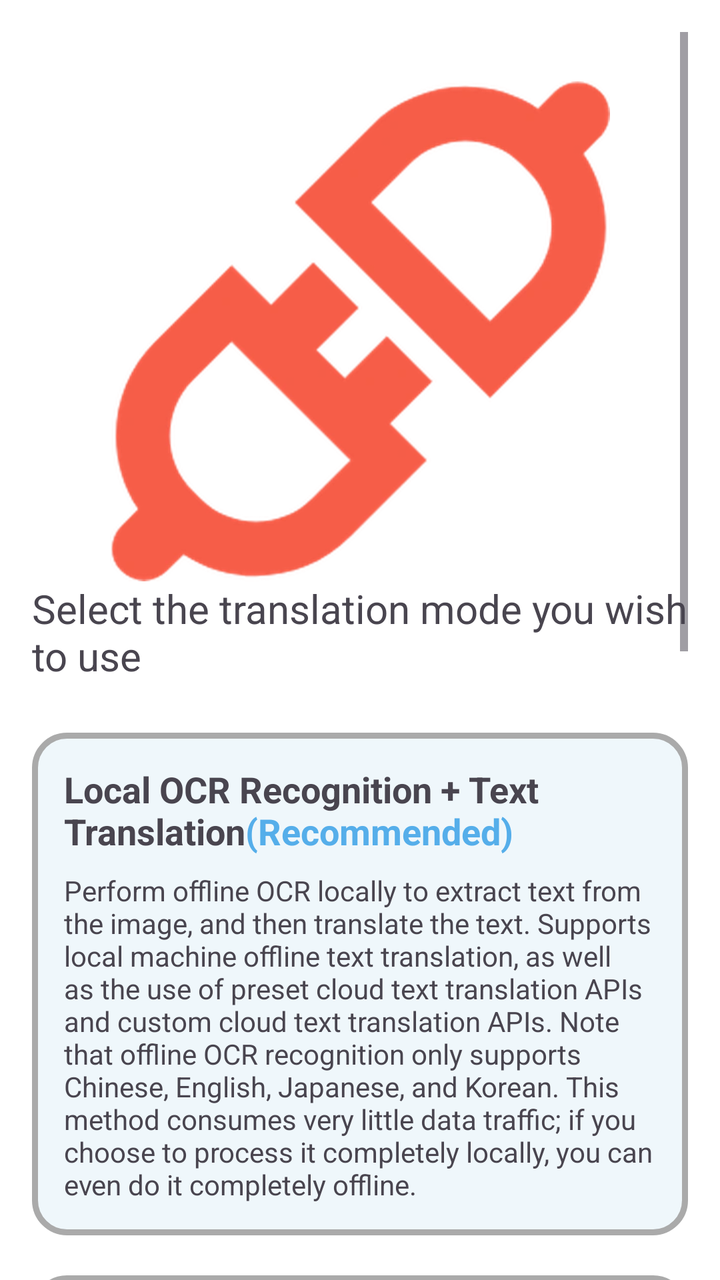
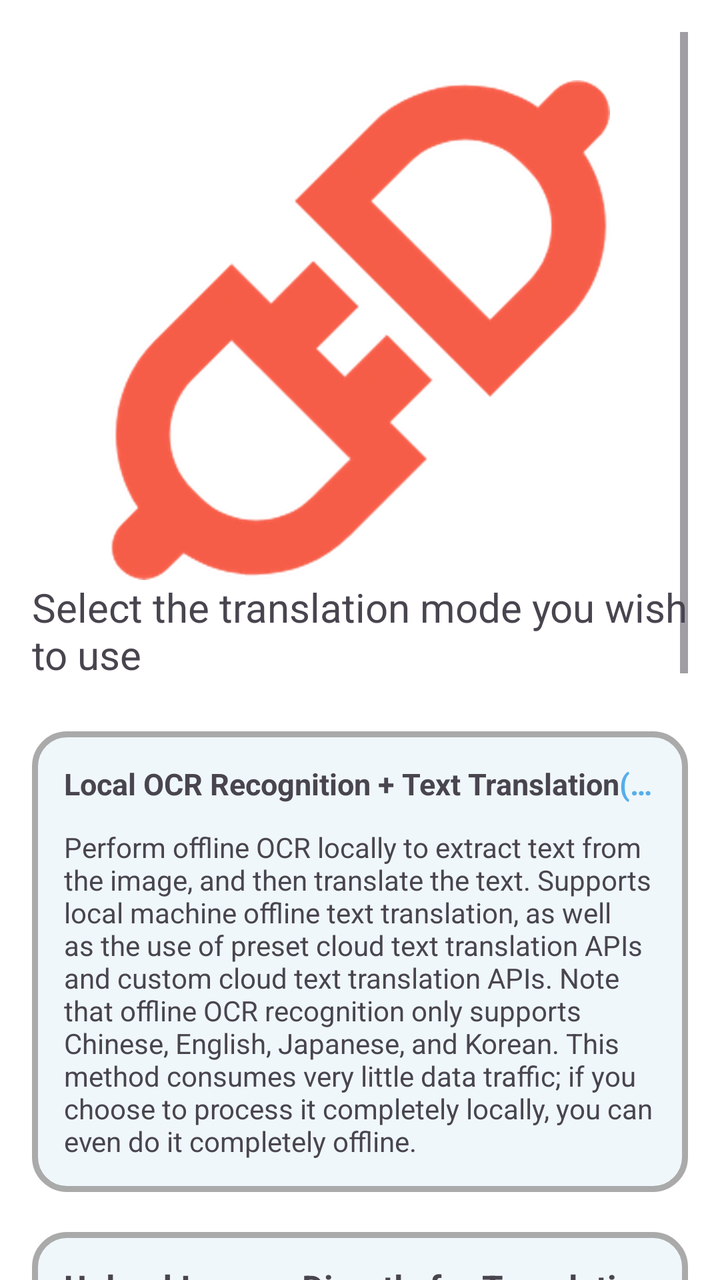

Before-and-after screenshots of an Android layout around one commit, followed by the original layout XML and the change that was made.
<!-- AndroidManifest.xml: application theme Theme.MT -->
<!-- res/layout/fragment_translation_mode.xml -->
<?xml version="1.0" encoding="utf-8"?>
<ScrollView xmlns:android="http://schemas.android.com/apk/res/android"
    xmlns:app="http://schemas.android.com/apk/res-auto"
    xmlns:tools="http://schemas.android.com/tools"
    android:id="@+id/constrainLayout"
    android:layout_width="match_parent"
    android:layout_height="match_parent"
    android:padding="16dp"
    android:clipChildren="false"
    android:clipToPadding="false"
    tools:context=".me.settings.TranslationMode" >

    <androidx.constraintlayout.widget.ConstraintLayout
        android:layout_width="match_parent"
        android:layout_height="wrap_content"
        android:clipChildren="false"
        android:clipToPadding="false"
        app:layout_constraintBottom_toBottomOf="parent"
        app:layout_constraintEnd_toEndOf="parent"
        app:layout_constraintStart_toStartOf="parent"
        app:layout_constraintTop_toTopOf="parent">

        <androidx.constraintlayout.widget.Guideline
            android:id="@+id/guideline"
            android:layout_width="wrap_content"
            android:layout_height="wrap_content"
            android:orientation="horizontal"
            app:layout_constraintGuide_percent="0.02" />

        <ImageView
            android:id="@+id/api_imageView"
            android:layout_width="250dp"
            android:layout_height="250dp"
            android:src="@drawable/apiicon"
            android:scaleType="centerCrop"
            app:layout_constraintEnd_toEndOf="parent"
            app:layout_constraintStart_toStartOf="parent"
            app:layout_constraintTop_toBottomOf="@id/guideline" />

        <TextView
            android:id="@+id/des_textView"
            android:layout_width="wrap_content"
            android:layout_height="wrap_content"
            android:text="@string/choose_mode"
            android:textSize="20sp"
            app:layout_constraintTop_toBottomOf="@id/api_imageView"
            app:layout_constraintStart_toStartOf="parent" />

        <LinearLayout
            android:id="@+id/modeGroup"
            android:layout_width="match_parent"
            android:layout_height="wrap_content"
            android:orientation="vertical"
            android:layout_marginTop="10dp"
            app:layout_constraintTop_toBottomOf="@id/des_textView"
            app:layout_constraintEnd_toEndOf="parent"
            app:layout_constraintStart_toStartOf="parent">

            <LinearLayout
                android:id="@+id/ocrModeLayout"
                android:layout_width="match_parent"
                android:layout_height="wrap_content"
                android:layout_marginTop="15dp"
                android:background="@drawable/custom_radio_button_background"
                android:orientation="horizontal"
                android:padding="16dp">

                <LinearLayout
                    android:layout_width="match_parent"
                    android:layout_height="wrap_content"
                    android:orientation="vertical">

                    <TextView
                        android:layout_width="match_parent"
                        android:layout_height="wrap_content"
                        android:text="@string/ocr_mode"
                        android:textSize="18sp"
                        android:textStyle="bold"
                        android:textColorHighlight="@android:color/transparent"/>

                    <TextView
                        android:layout_width="match_parent"
                        android:layout_height="wrap_content"
                        android:layout_marginTop="8dp"
                        android:text="@string/ocr_mode_description" />

                </LinearLayout>
            </LinearLayout>

            <LinearLayout
                android:id="@+id/picModeLayout"
                android:layout_width="match_parent"
                android:layout_height="wrap_content"
                android:layout_marginTop="20dp"
                android:background="@drawable/custom_radio_button_background"
                android:orientation="horizontal"
                android:padding="16dp">

                <LinearLayout
                    android:layout_width="match_parent"
                    android:layout_height="wrap_content"
                    android:orientation="vertical">

                    <TextView
                        android:layout_width="match_parent"
                        android:layout_height="wrap_content"
                        android:text="@string/pic_mode"
                        android:textSize="18sp"
                        android:textStyle="bold" />

                    <TextView
                        android:layout_width="match_parent"
                        android:layout_height="wrap_content"
                        android:layout_marginTop="8dp"
                        android:text="@string/pic_mode_description"
                        android:textColorHighlight="@android:color/transparent"/>

                </LinearLayout>
            </LinearLayout>

        </LinearLayout>

        
        <TextView
            android:id="@+id/screenshot_title"
            android:layout_width="wrap_content"
            android:layout_height="wrap_content"
            android:layout_marginTop="24dp"
            android:text="@string/screenshot_section_title"
            android:textSize="20sp"
            app:layout_constraintTop_toBottomOf="@id/modeGroup"
            app:layout_constraintStart_toStartOf="parent" />

        <TextView
            android:id="@+id/screenshot_desc"
            android:layout_width="wrap_content"
            android:layout_height="wrap_content"
            android:layout_marginTop="4dp"
            android:text="@string/screenshot_section_desc"
            android:textSize="14sp"
            android:textColor="?android:textColorSecondary"
            app:layout_constraintTop_toBottomOf="@id/screenshot_title"
            app:layout_constraintStart_toStartOf="parent" />

        <LinearLayout
            android:id="@+id/screenshotGroup"
            android:layout_width="match_parent"
            android:layout_height="wrap_content"
            android:orientation="vertical"
            android:clipChildren="false"
            android:clipToPadding="false"
            android:layout_marginTop="10dp"
            app:layout_constraintTop_toBottomOf="@id/screenshot_desc"
            app:layout_constraintEnd_toEndOf="parent"
            app:layout_constraintStart_toStartOf="parent">

            <LinearLayout
                android:id="@+id/mediaprojectionLayout"
                android:layout_width="match_parent"
                android:layout_height="wrap_content"
                android:layout_marginHorizontal="4dp"
                android:layout_marginTop="15dp"
                android:background="@drawable/custom_radio_button_background"
                android:orientation="horizontal"
                android:padding="16dp">

                <LinearLayout
                    android:layout_width="match_parent"
                    android:layout_height="wrap_content"
                    android:orientation="vertical">

                    <TextView
                        android:layout_width="match_parent"
                        android:layout_height="wrap_content"
                        android:text="@string/screenshot_method_mediaprojection"
                        android:textSize="18sp"
                        android:textStyle="bold"
                        android:textColorHighlight="@android:color/transparent"/>

                    <TextView
                        android:layout_width="match_parent"
                        android:layout_height="wrap_content"
                        android:layout_marginTop="8dp"
                        android:text="@string/screenshot_mediaprojection_desc" />

                </LinearLayout>
            </LinearLayout>

            <LinearLayout
                android:id="@+id/accessibilityLayout"
                android:layout_width="match_parent"
                android:layout_height="wrap_content"
                android:layout_marginHorizontal="4dp"
                android:layout_marginTop="20dp"
                android:background="@drawable/custom_radio_button_background"
                android:orientation="horizontal"
                android:padding="16dp">

                <LinearLayout
                    android:layout_width="match_parent"
                    android:layout_height="wrap_content"
                    android:orientation="vertical">

                    <TextView
                        android:layout_width="match_parent"
                        android:layout_height="wrap_content"
                        android:text="@string/screenshot_method_accessibility"
                        android:textSize="18sp"
                        android:textStyle="bold" />

                    <TextView
                        android:layout_width="match_parent"
                        android:layout_height="wrap_content"
                        android:layout_marginTop="8dp"
                        android:text="@string/screenshot_accessibility_desc"
                        android:textColorHighlight="@android:color/transparent"/>

                </LinearLayout>
            </LinearLayout>

        </LinearLayout>

    </androidx.constraintlayout.widget.ConstraintLayout>

</ScrollView>
<!-- resources referenced by this layout -->
<resources>
  <!-- drawable apiicon: webp bitmap (drawable, 46238 bytes) -->
  <!-- drawable custom_radio_button_background (drawable) -->
  <?xml version="1.0" encoding="utf-8"?>
  <shape xmlns:android="http://schemas.android.com/apk/res/android"
      android:shape="rectangle">
  
      <corners android:radius="16dp" />
      <stroke android:width="3dp" android:color="@android:color/darker_gray" />
      <solid android:color="@color/surface_variant" />
  
  </shape>
  <string name="choose_mode">Select the translation mode you wish to use</string>
  <string name="ocr_mode">Local OCR Recognition + Text Translation<font color="#55AEEA">(Recommended)</font></string>
  <string name="ocr_mode_description">Perform offline OCR locally to extract text from the image, and then translate the text. Supports local machine offline text translation, as well as the use of preset cloud text translation APIs and custom cloud text translation APIs. Note that offline OCR recognition only supports Chinese,  English, Japanese, and Korean. This method consumes very little data traffic; if you choose to process it completely locally, you can even do it completely offline.</string>
  <string name="pic_mode">Upload Images Directly for Translation</string>
  <string name="pic_mode_description">Upload the screenshot directly to the cloud API for translation. It supports using the preset cloud image translation API, and also supports using the custom cloud image translation API. <font color="#55AEEA">It does not support local translation</font>. This method consumes relatively more data traffic.</string>
  <string name="screenshot_accessibility_desc">✅ One-time authorization — never asked again\n✅ No persistent notification — clean status bar\n❌ Must manually enable in system accessibility settings</string>
  <string name="screenshot_mediaprojection_desc">✅ Works out of the box — no additional service to install or configure\n❌ Permission dialog on every launch\n❌ Android requires persistent "recording" notification</string>
  <string name="screenshot_method_accessibility">Accessibility Service</string>
  <string name="screenshot_method_mediaprojection">Screen Capture (Recommended)</string>
  <string name="screenshot_section_desc">Choose how to capture the screen for translation</string>
  <string name="screenshot_section_title">Screenshot Method</string>
  <style name="Theme.MT" parent="Base.Theme.MT">
          
          <item name="android:navigationBarColor">@android:color/transparent</item>
          <item name="android:statusBarColor">@android:color/transparent</item>
          <item name="android:windowLightStatusBar">?attr/isLightTheme</item>
      </style>
  <color name="surface_variant">#EFF7FB</color>
  <style name="Base.Theme.MT" parent="Theme.Material3.DayNight.NoActionBar">
          <item name="colorPrimary">@color/primary</item>
          <item name="android:windowBackground">@color/surface</item>
          <item name="android:navigationBarColor">
              @android:color/transparent
          </item>
          <item name="android:enforceNavigationBarContrast">false</item>
          <item name="android:enforceStatusBarContrast">false</item>
      </style>
  <color name="primary">#55AEEA</color>
  <color name="surface">#FFFFFF</color>
</resources>

<!-- the commit's change to res/layout/fragment_translation_mode.xml (unified diff, before → after) -->
@@ -70,7 +70,7 @@
                     android:layout_height="wrap_content"
                     android:orientation="vertical">
 
-                    <TextView
+                    <TextView android:ellipsize="end" android:maxLines="1" android:autoSizeTextType="uniform" android:autoSizeMinTextSize="15sp" android:autoSizeMaxTextSize="18sp" android:autoSizeStepGranularity="1sp" 
                         android:layout_width="match_parent"
                         android:layout_height="wrap_content"
                         android:text="@string/ocr_mode"
@@ -101,7 +101,7 @@
                     android:layout_height="wrap_content"
                     android:orientation="vertical">
 
-                    <TextView
+                    <TextView android:ellipsize="end" android:maxLines="1" android:autoSizeTextType="uniform" android:autoSizeMinTextSize="15sp" android:autoSizeMaxTextSize="18sp" android:autoSizeStepGranularity="1sp" 
                         android:layout_width="match_parent"
                         android:layout_height="wrap_content"
                         android:text="@string/pic_mode"
@@ -169,7 +169,7 @@
                     android:layout_height="wrap_content"
                     android:orientation="vertical">
 
-                    <TextView
+                    <TextView android:ellipsize="end" android:maxLines="1" android:autoSizeTextType="uniform" android:autoSizeMinTextSize="15sp" android:autoSizeMaxTextSize="18sp" android:autoSizeStepGranularity="1sp" 
                         android:layout_width="match_parent"
                         android:layout_height="wrap_content"
                         android:text="@string/screenshot_method_mediaprojection"
@@ -201,7 +201,7 @@
                     android:layout_height="wrap_content"
                     android:orientation="vertical">
 
-                    <TextView
+                    <TextView android:ellipsize="end" android:maxLines="1" android:autoSizeTextType="uniform" android:autoSizeMinTextSize="15sp" android:autoSizeMaxTextSize="18sp" android:autoSizeStepGranularity="1sp" 
                         android:layout_width="match_parent"
                         android:layout_height="wrap_content"
                         android:text="@string/screenshot_method_accessibility"
